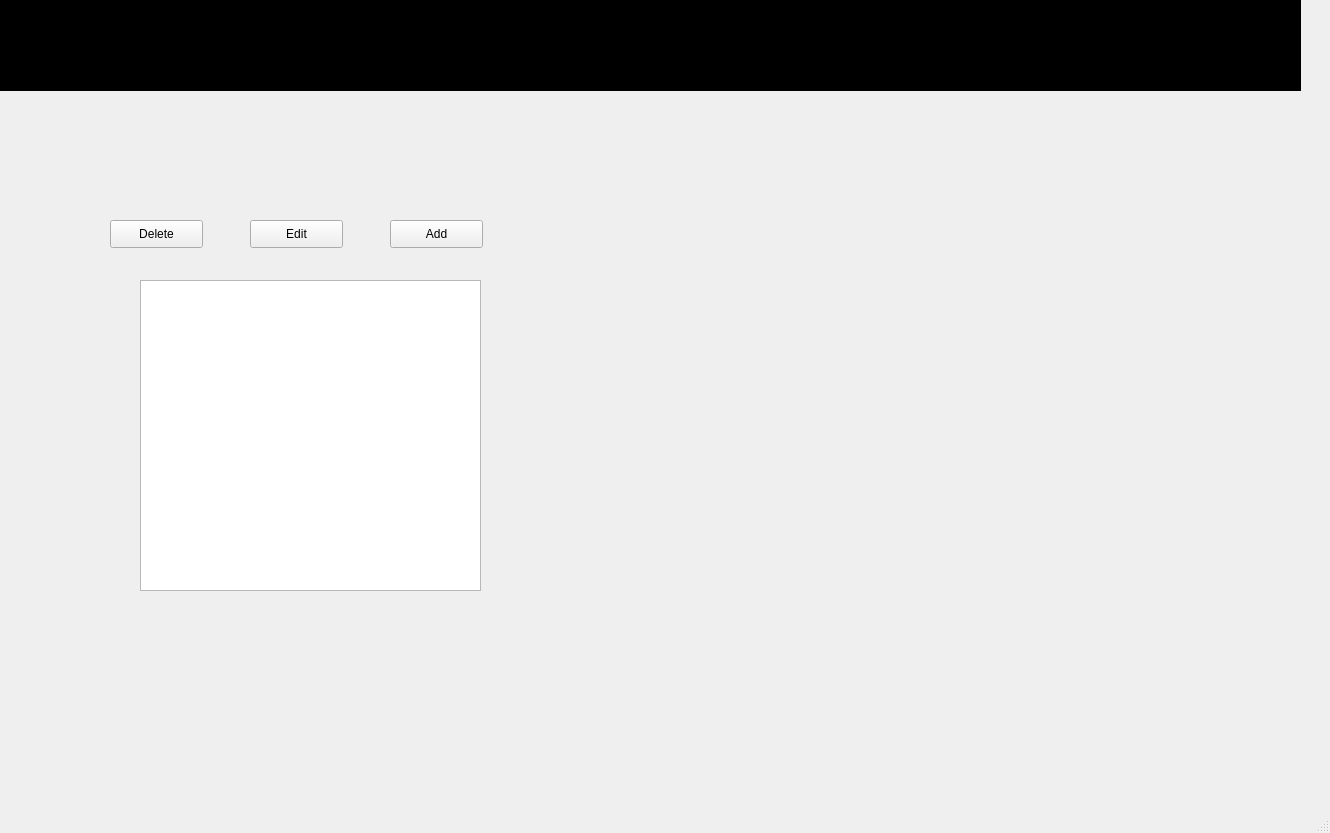
Qt form ui/MainPage.ui (KHOA3004/PTI) before a commit.
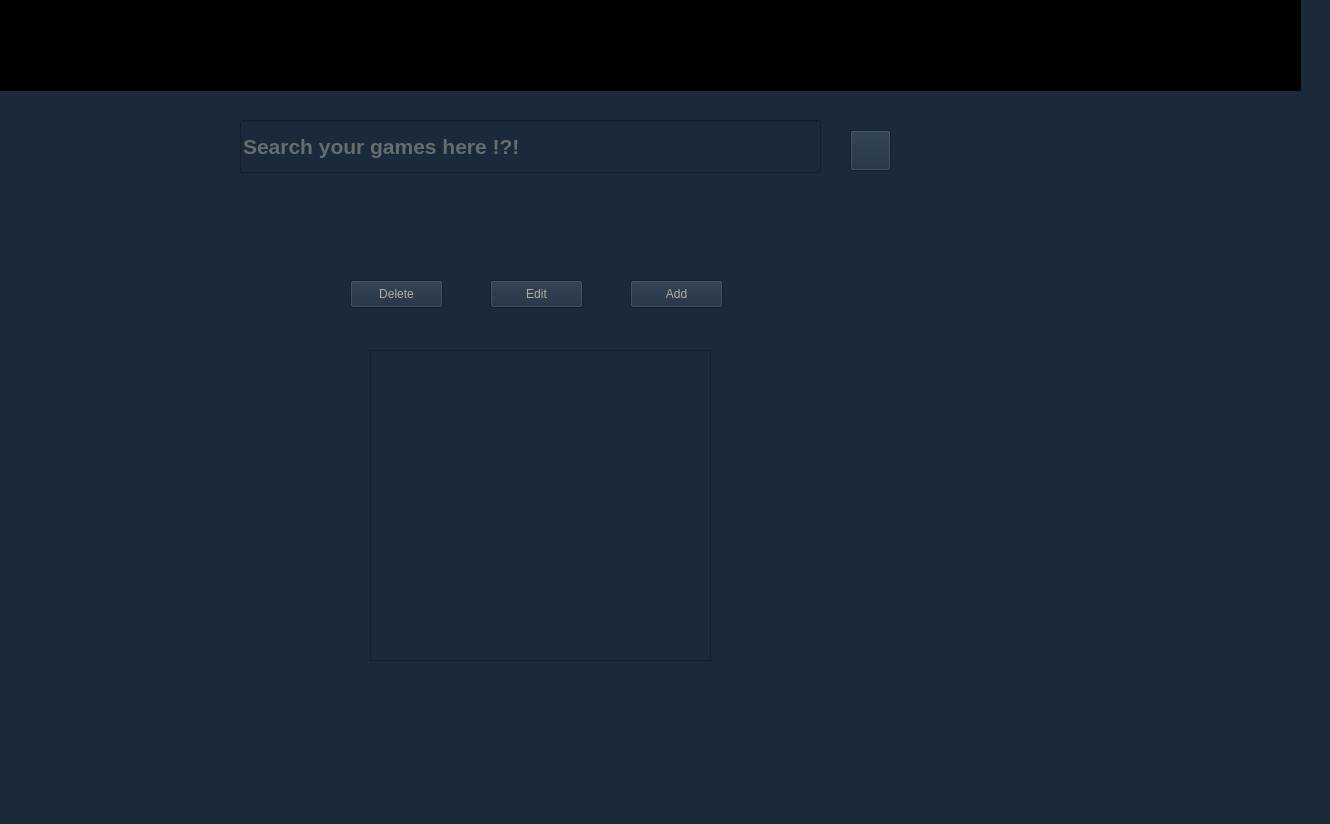
The same form after that commit. Icons and pictures are not drawn.

Patch:
```diff
--- a/ui/MainPage.ui
+++ b/ui/MainPage.ui
@@ -7,22 +7,28 @@
     <x>0</x>
     <y>0</y>
     <width>1330</width>
-    <height>833</height>
+    <height>824</height>
    </rect>
   </property>
   <property name="windowTitle">
    <string>MainWindow</string>
   </property>
+  <property name="styleSheet">
+   <string notr="true">background-color: rgb(26, 42, 59);</string>
+  </property>
   <widget class="QWidget" name="centralwidget">
    <widget class="QPushButton" name="btnAddDialog">
     <property name="geometry">
      <rect>
-      <x>390</x>
-      <y>220</y>
+      <x>630</x>
+      <y>280</y>
       <width>93</width>
       <height>28</height>
      </rect>
     </property>
+    <property name="styleSheet">
+     <string notr="true">color: rgb(175, 175, 162);</string>
+    </property>
     <property name="text">
      <string>Add</string>
     </property>
@@ -30,12 +36,15 @@
    <widget class="QPushButton" name="btnDelete">
     <property name="geometry">
      <rect>
-      <x>110</x>
-      <y>220</y>
+      <x>350</x>
+      <y>280</y>
       <width>93</width>
       <height>28</height>
      </rect>
     </property>
+    <property name="styleSheet">
+     <string notr="true">color: rgb(175, 175, 162);</string>
+    </property>
     <property name="text">
      <string>Delete</string>
     </property>
@@ -43,12 +52,15 @@
    <widget class="QPushButton" name="btnEditDialog">
     <property name="geometry">
      <rect>
-      <x>250</x>
-      <y>220</y>
+      <x>490</x>
+      <y>280</y>
       <width>93</width>
       <height>28</height>
      </rect>
     </property>
+    <property name="styleSheet">
+     <string notr="true">color: rgb(175, 175, 162);</string>
+    </property>
     <property name="text">
      <string>Edit</string>
     </property>
@@ -90,11 +102,66 @@
    <widget class="QListWidget" name="test">
     <property name="geometry">
      <rect>
-      <x>140</x>
-      <y>280</y>
+      <x>370</x>
+      <y>350</y>
       <width>341</width>
       <height>311</height>
      </rect>
+    </property>
+    <property name="styleSheet">
+     <string notr="true">color: rgb(175, 175, 162);</string>
+    </property>
+   </widget>
+   <widget class="QPushButton" name="btnSearch">
+    <property name="geometry">
+     <rect>
+      <x>850</x>
+      <y>130</y>
+      <width>41</width>
+      <height>41</height>
+     </rect>
+    </property>
+    <property name="contextMenuPolicy">
+     <enum>Qt::PreventContextMenu</enum>
+    </property>
+    <property name="text">
+     <string/>
+    </property>
+    <property name="icon">
+     <iconset>
+      <normaloff>../../../../Downloads/search_2-removebg-preview.png</normaloff>../../../../Downloads/search_2-removebg-preview.png</iconset>
+    </property>
+   </widget>
+   <widget class="QLineEdit" name="txtValueSearch">
+    <property name="geometry">
+     <rect>
+      <x>240</x>
+      <y>120</y>
+      <width>581</width>
+      <height>53</height>
+     </rect>
+    </property>
+    <property name="minimumSize">
+     <size>
+      <width>0</width>
+      <height>53</height>
+     </size>
+    </property>
+    <property name="font">
+     <font>
+      <pointsize>16</pointsize>
+      <weight>75</weight>
+      <bold>true</bold>
+     </font>
+    </property>
+    <property name="styleSheet">
+     <string notr="true">color: rgb(175, 175, 162);</string>
+    </property>
+    <property name="text">
+     <string/>
+    </property>
+    <property name="placeholderText">
+     <string>Search your games here !?!</string>
     </property>
    </widget>
   </widget>
```
